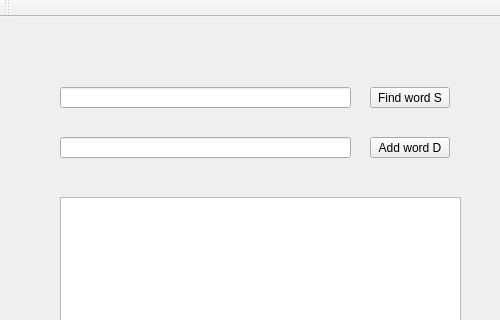
The window that mainwindow.ui (FusionMDD/subsequenceApp) describes before a commit, drawn with Qt 5; both pictures show x 0 to 500 and y 0 to 320 of the 500 by 500 pixel window.
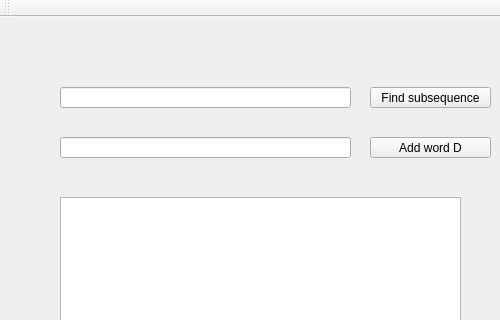
The same window after the commit.

Patch:
```diff
--- a/mainwindow.ui
+++ b/mainwindow.ui
@@ -37,12 +37,12 @@
      <rect>
       <x>370</x>
       <y>70</y>
-      <width>80</width>
+      <width>121</width>
       <height>21</height>
      </rect>
     </property>
     <property name="text">
-     <string>Find word S</string>
+     <string>Find subsequence</string>
     </property>
    </widget>
    <widget class="QPushButton" name="pushButton_2">
@@ -50,7 +50,7 @@
      <rect>
       <x>370</x>
       <y>120</y>
-      <width>80</width>
+      <width>121</width>
       <height>21</height>
      </rect>
     </property>
```
